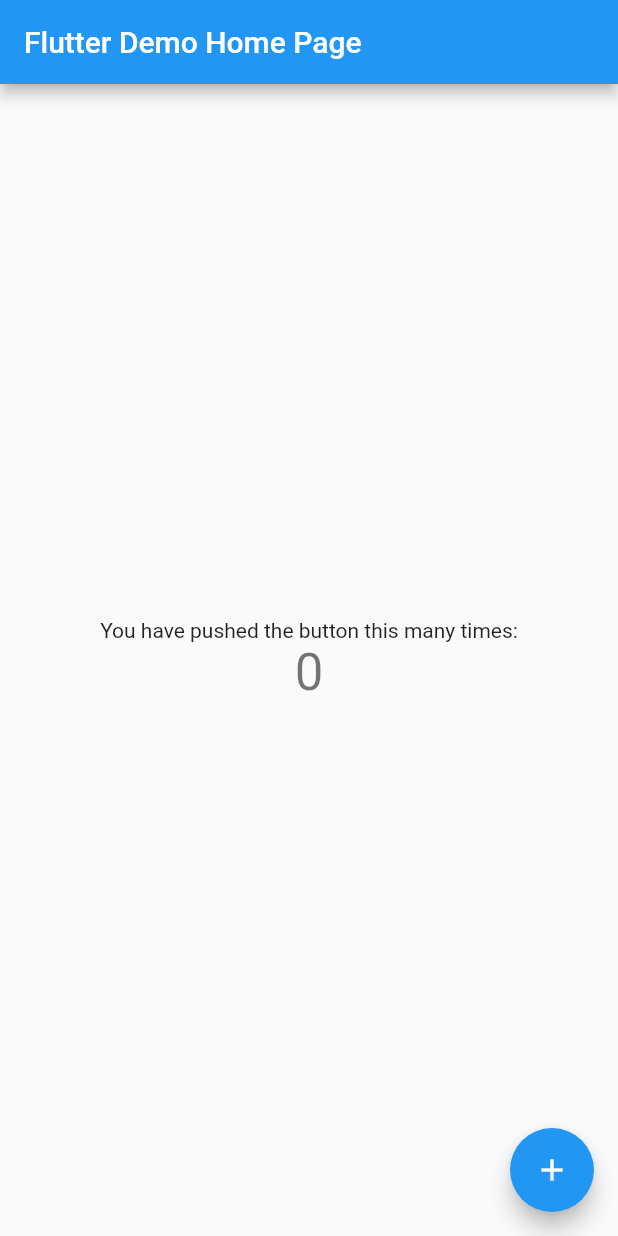
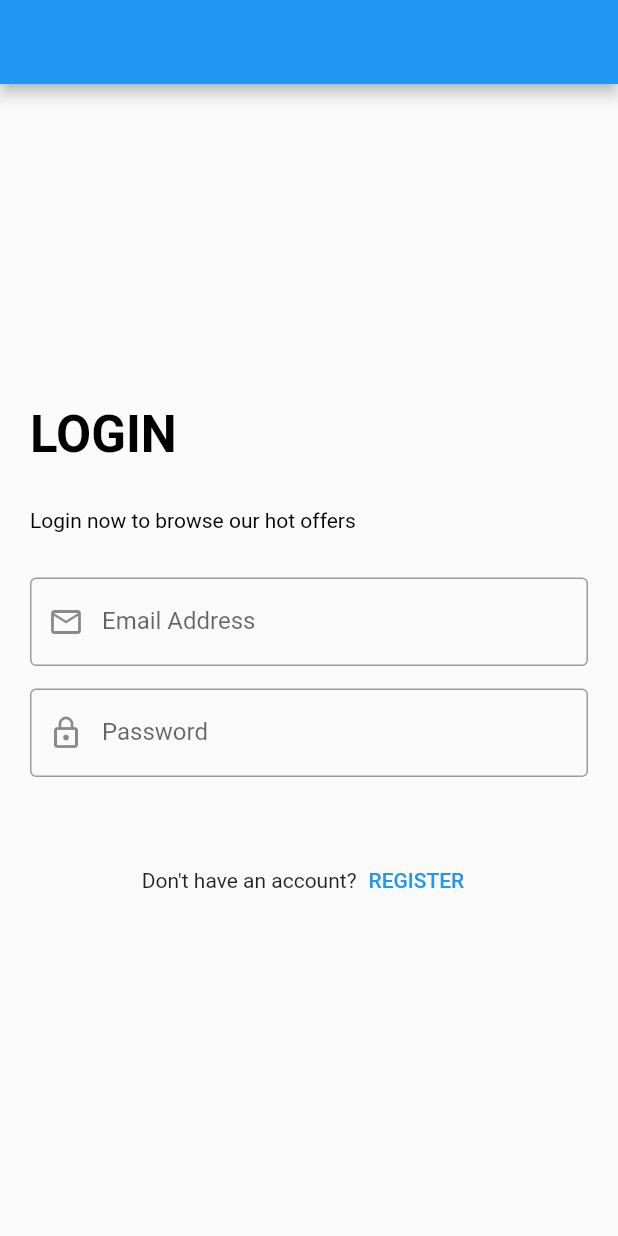
Before and after one commit to Devsaci/manssour_chat_social_app, a Flutter app: the screen it shows after launch, on a phone screen of 412 x 824 dp. Run offline on Flutter 3.47's test engine with Material 2 defaults, Android fonts, the phone set to English and light mode, and no system bars; our stand-ins replace dio, fluttertoast, shared_preferences.

Commit message:
116. Firebase Authentication UI SocialLoginScreen()

```diff
--- /dev/null
+++ b/lib/components/components.dart
@@ -0,0 +1,163 @@
+// ignore_for_file: prefer_const_constructors, prefer_const_literals_to_create_immutables
+
+
+
+import 'package:flutter/material.dart';
+import 'package:fluttertoast/fluttertoast.dart';
+
+
+
+
+Widget defaultTextButton({
+  required Function() function,
+  required String text,
+}) =>
+    TextButton(
+      onPressed: function,
+      child: Text(text.toUpperCase()),
+    );
+
+Widget defaultFormField({
+  TextEditingController? controller,
+  TextInputType? type,
+  ValueChanged<String>? onSubmit,
+  ValueChanged<String>? onChange,
+  GestureTapCallback? onTap,
+  bool isPassword = false,
+  FormFieldValidator<String>? validate,
+  String? label,
+  IconData? prefix,
+  IconData? suffix,
+  VoidCallback? suffixPressed,
+  bool isClickable = true,
+}) =>
+    TextFormField(
+      controller: controller,
+      keyboardType: type,
+      obscureText: isPassword,
+      enabled: isClickable,
+      onFieldSubmitted: (s) {
+        onSubmit!(s);
+      },
+      onChanged: (s) {
+        onChange!(s);
+      },
+      onTap: () {
+        onTap!();
+      },
+      validator: (s) {
+        validate!(s);
+      },
+      decoration: InputDecoration(
+        labelText: label,
+        prefixIcon: Icon(
+          prefix,
+        ),
+        suffixIcon: suffix != null
+            ? IconButton(
+                onPressed: () {
+                  suffixPressed!();
+                },
+                icon: Icon(
+                  suffix,
+                ),
+              )
+            : null,
+        border: OutlineInputBorder(),
+      ),
+    );
+
+
+
+Widget myDivider() => Padding(
+      padding: const EdgeInsetsDirectional.only(
+        start: 20.0,
+      ),
+      child: Container(
+        width: double.infinity,
+        height: 1.0,
+        color: Colors.grey[300],
+      ),
+    );
+
+
+
+void navigateTo(context, widget) => Navigator.push(
+      context,
+      MaterialPageRoute(
+        builder: (context) => widget,
+      ),
+    );
+
+void navigateAndFinish(
+  context,
+  widget,
+) =>
+    Navigator.pushAndRemoveUntil(
+      context,
+      MaterialPageRoute(
+        builder: (context) => widget,
+      ),
+      (route) {
+        return false;
+      },
+    );
+
+Widget defaultButton({
+  double width = double.infinity,
+  Color background = Colors.blue,
+  bool isUpperCase = true,
+  double radius = 3.0,
+  required Function() function,
+  required String text,
+}) =>
+    Container(
+      width: width,
+      height: 50.0,
+      child: MaterialButton(
+        onPressed: function,
+        child: Text(
+          isUpperCase ? text.toUpperCase() : text,
+          style: TextStyle(
+            color: Colors.white,
+          ),
+        ),
+      ),
+      decoration: BoxDecoration(
+        borderRadius: BorderRadius.circular(
+          radius,
+        ),
+        color: background,
+      ),
+    );
+
+void showToast({
+  required String text,
+  required ToastStates state,
+}) =>
+    Fluttertoast.showToast(
+      msg: text,
+      toastLength: Toast.LENGTH_LONG,
+      gravity: ToastGravity.BOTTOM,
+      timeInSecForIosWeb: 5,
+      backgroundColor: chooseToastColor(state),
+      textColor: Colors.white,
+      fontSize: 16.0,
+    );
+enum ToastStates { SUCCESS, ERROR, WARNING }
+
+Color chooseToastColor(ToastStates state) {
+  Color color;
+  switch (state) {
+    case ToastStates.SUCCESS:
+      color = Colors.green;
+      break;
+    case ToastStates.ERROR:
+      color = Colors.red;
+      break;
+    case ToastStates.WARNING:
+      color = Colors.amber;
+      break;
+  }
+  return color;
+}
--- a/lib/main.dart
+++ b/lib/main.dart
@@ -1,4 +1,6 @@
 import 'package:flutter/material.dart';
+
+import 'modules/social_login_screen.dart';
 
 void main() {
   runApp(const MyApp());
@@ -7,74 +9,14 @@ void main() {
 class MyApp extends StatelessWidget {
   const MyApp({Key? key}) : super(key: key);
 
-  // This widget is the root of your application.
   @override
   Widget build(BuildContext context) {
     return MaterialApp(
-      title: 'Flutter Demo',
+      title: 'Manssour Chat Social App',
       theme: ThemeData(
-        // This is the theme of your application.
-        //
-        // Try running your application with "flutter run". You'll see the
-        // application has a blue toolbar. Then, without quitting the app, try
-        // changing the primarySwatch below to Colors.green and then invoke
-        // "hot reload" (press "r" in the console where you ran "flutter run",
-        // or simply save your changes to "hot reload" in a Flutter IDE).
-        // Notice that the counter didn't reset back to zero; the application
-        // is not restarted.
         primarySwatch: Colors.blue,
       ),
-      home: const MyHomePage(title: 'Flutter Demo Home Page'),
+      home: SocialLoginScreen(),
     );
   }
 }
-
-class MyHomePage extends StatefulWidget {
-  const MyHomePage({Key? key, required this.title}) : super(key: key);
-
-  final String title;
-
-  @override
-  State<MyHomePage> createState() => _MyHomePageState();
-}
-
-class _MyHomePageState extends State<MyHomePage> {
-  int _counter = 0;
-
-  void _incrementCounter() {
-    setState(() {
-      _counter++;
-    });
-  }
-
-  @override
-  Widget build(BuildContext context) {
-    return Scaffold(
-      appBar: AppBar(
-        title: Text(widget.title),
-      ),
-      body: Center(
-        child: Column(
-          mainAxisAlignment: MainAxisAlignment.center,
-          children: <Widget>[
-            const Text(
-              'You have pushed the button this many times:',
-            ),
-            Text(
-              '$_counter',
-              style: Theme
-                  .of(context)
-                  .textTheme
-                  .headline4,
-            ),
-          ],
-        ),
-      ),
-      floatingActionButton: FloatingActionButton(
-        onPressed: _incrementCounter,
-        tooltip: 'Increment',
-        child: const Icon(Icons.add),
-      ),
-    );
-  }
-}
--- /dev/null
+++ b/lib/modules/social_login_screen.dart
@@ -0,0 +1,136 @@
+
+import 'package:flutter/material.dart';
+
+import '../components/components.dart';
+
+class SocialLoginScreen extends StatelessWidget {
+   SocialLoginScreen({Key? key}) : super(key: key);
+   var formKey = GlobalKey<FormState>();
+
+  @override
+  Widget build(BuildContext context) {
+    var emailController = TextEditingController();
+    var passwordController = TextEditingController();
+    return  Scaffold(
+      appBar: AppBar(),
+      body: Center(
+        child: SingleChildScrollView(
+          child: Padding(
+            padding: const EdgeInsets.all(20.0),
+            child: Form(
+              key: formKey,
+              child: Column(
+                crossAxisAlignment: CrossAxisAlignment.start,
+                children: [
+                  Text(
+                    'LOGIN',
+                    style: Theme.of(context)
+                        .textTheme
+                        .headline4
+                        ?.copyWith(
+                        color: Colors.black,
+                        fontWeight: FontWeight.bold),
+                  ),
+                  const SizedBox(
+                    height: 30.0,
+                  ),
+                  Text(
+                    'Login now to browse our hot offers',
+                    style: Theme.of(context)
+                        .textTheme
+                        .bodyText2
+                        ?.copyWith(color: Colors.black),
+                  ),
+                  const SizedBox(
+                    height: 30.0,
+                  ),
+                  defaultFormField(
+                    controller: emailController,
+                    type: TextInputType.emailAddress,
+                    validate: (value) {
+                      if (value!.isEmpty) {
+                        return 'please enter your email address';
+                      }
+                      return null;
+                    },
+                    label: 'Email Address',
+                    prefix: Icons.email_outlined,
+                  ),
+                  const SizedBox(
+                    height: 15.0,
+                  ),
+                  defaultFormField(
+                    controller: passwordController,
+                    type: TextInputType.visiblePassword,
+                    // suffix: ShopLoginCubit.get(context).suffix,
+                    onSubmit: (value) {
+                      // if (formKey.currentState!.validate()) {
+                      //    ShopLoginCubit.get(context).userLogin(
+                      //     email: emailController.text,
+                      //     password: passwordController.text,
+                      //   );
+                      // }
+                    },
+                    suffixPressed: () {
+                      // ShopLoginCubit.get(context)
+                      //     .changePasswordVisibility();
+                    },
+                    // isPassword: ShopLoginCubit.get(context).isPassword,
+                    validate: (value) {
+                      if (value!.isEmpty) {
+                        return 'password is too short';
+                      }
+                      return null;
+                    },
+                    label: 'Password',
+                    prefix: Icons.lock_outline,
+                  ),
+                  const SizedBox(
+                    height: 30.0,
+                  ),
+                  // ConditionalBuilder(
+                  //   condition: state is! ShopLoginLoadingState,
+                  //   builder: (BuildContext context) => defaultButton(
+                  //     function: () {
+                  //       if (formKey.currentState!.validate()) {
+                  //         ShopLoginCubit.get(context).userLogin(
+                  //           email: emailController.text,
+                  //           password: passwordController.text,
+                  //         );
+                  //       }
+                  //     },
+                  //     text: ('login'),
+                  //     isUpperCase: true,
+                  //   ),
+                  //   fallback: (BuildContext context) =>
+                  //   const Center(child: CircularProgressIndicator()),
+                  // ),
+                  const SizedBox(
+                    height: 15.0,
+                  ),
+                  Row(
+                    mainAxisAlignment: MainAxisAlignment.center,
+                    children: [
+                      const Text(
+                        'Don\'t have an account?',
+                      ),
+                      defaultTextButton(
+                        function: () {
+                          // navigateTo(
+                          //   context,
+                          //   ShopRegisterScreen(),
+                          // );
+                        },
+                        text: ('register'),
+                      ),
+                    ],
+                  ),
+                ],
+              ),
+            ),
+          ),
+        ),
+      ),
+    );
+  }
+}
--- /dev/null
+++ b/lib/shared/network/end_points.dart
@@ -0,0 +1,3 @@
+const LOGIN = 'login';
+const HOME = 'home';
+const GET_CATEGORIES = 'categories';
```
Also changed, not shown: lib/components/constants.dart (added, +89 -0 lines), lib/shared/network/local/cache_helper.dart (added, +40 -0 lines), lib/shared/network/remote/dio_helper.dart (added, +54 -0 lines), pubspec.yaml (+10 -0 lines), pubspec.lock.
